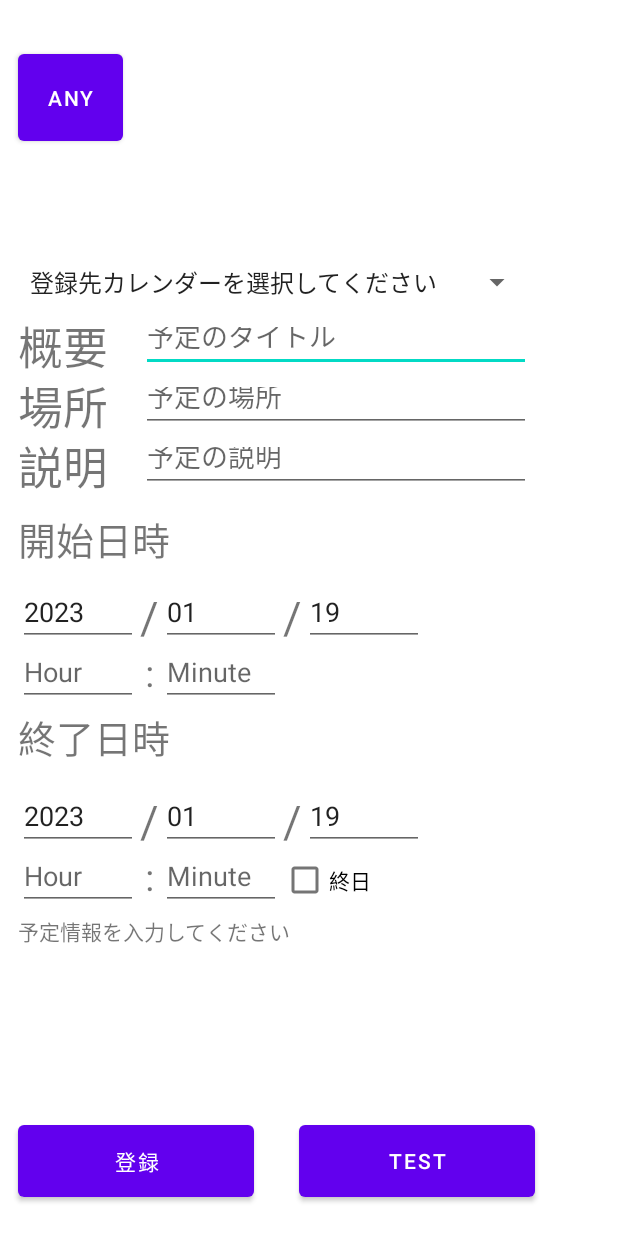
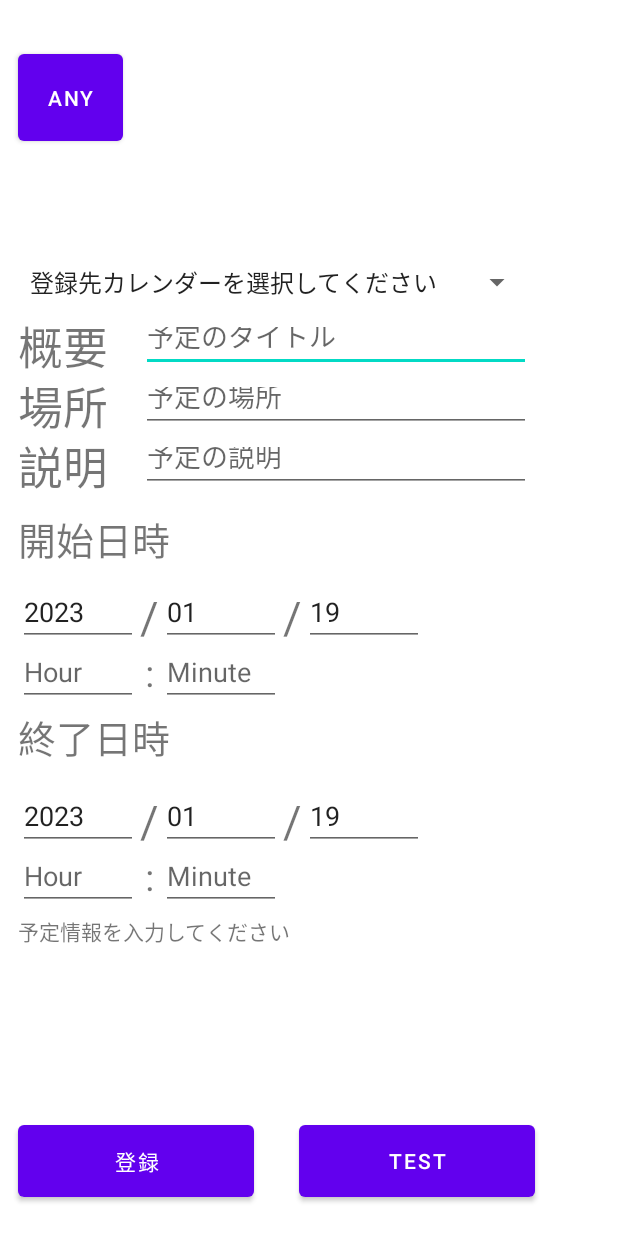
Before and after one commit to ryoupr/GCCMobile, an Android app: the screen it shows after launch (MainActivity), after a tap on "登録", on a phone screen of 412 x 824 dp. Run offline under Robolectric (Android 15) with nearby library versions, the phone set to English and light mode, and no system bars; 1 statement that could not run was skipped.

Commit message:
複数日程をFor文でまわしてます。

```diff
--- a/app/src/main/java/jp/ryou/gccmobile/MainActivity.kt
+++ b/app/src/main/java/jp/ryou/gccmobile/MainActivity.kt
@@ -168,6 +168,10 @@ class MainActivity : AppCompatActivity() {
             }
         }
 
+
+
+        val addEvent = findViewById<Button>(R.id.registrationBtn)
+        addEvent.setOnClickListener {
             //        ユーザー入力の受付
             val summary = findViewById<EditText>(R.id.enteredSummary)
             val location = findViewById<EditText>(R.id.enteredLocation)
@@ -182,11 +186,7 @@ class MainActivity : AppCompatActivity() {
             val eHour = findViewById<EditText>(R.id.endHourEdit)
             val sMinute = findViewById<EditText>(R.id.startMinuteEdit)
             val eMinute = findViewById<EditText>(R.id.endMinuteEdit)
-        val allDay = findViewById<CheckBox>(R.id.allDayCheckBox)
 
-
-        val addEvent = findViewById<Button>(R.id.registrationBtn)
-        addEvent.setOnClickListener {
             //カレンダーIDの特定
             //calendarIdNameListから選択されたカレンダー名（文字列）を検索し、インデックスから１引けばIDとなるはず。
             var calendarId : Int? = null
@@ -197,15 +197,57 @@ class MainActivity : AppCompatActivity() {
                 calendarId = calendarIdNameList[index].toInt()
             }
 
-            //イベント開始・終了時間を設定
+            //入力された情報を文字列として取り出し。
+            val sYearTxt = sYear.text.toString()
+            val eYearTxt = eYear.text.toString()
+            val sMonthTxt = sMonth.text.toString()
+            val eMonthTxt = eMonth.text.toString()
+            var sDayTxt = sDay.text.toString()
+            var eDayTxt = eDay.text.toString()
+            var sHourTxt = sHour.text.toString()
+            var eHourTxt = eHour.text.toString()
+            var sMinuteTxt = sMinute.text.toString()
+            var eMinuteTxt = eMinute.text.toString()
+            //時間は初期値を設けていないので時間を指定しなかった場合は１２時に登録されるようにする（暫定処理）
+            if (sHourTxt == ""){
+                sHourTxt = "12"
+            }
+            if (eHourTxt == ""){
+                eHourTxt = "12"
+            }
+            if (sMinuteTxt == ""){
+                sMinuteTxt = "0"
+            }
+            if (eMinuteTxt == "") {
+                eMinuteTxt = "0"
+            }
+
+            //まずはsDay,eDayをスプリットして要素数-1でForを回す。
+            var sDaySplit = sDayTxt.split(",")
+            var eDaySplit = eDayTxt.split(",")
+
+            //for用のIndexを作成
+            val sDayIndexMax = sDaySplit.size-1
+            val eDayIndexMax = eDaySplit.size-1
+
+            //sDayとeDayの要素数が異なる（おそらく開始日にのみ複数日程を入力）場合にはsDay=eDayの処理を行う。
+            if (sDaySplit.size != eDaySplit.size){
+                eDaySplit = sDaySplit
+            }
+            for (i in 0..sDayIndexMax){
+                //日付情報をIndexをもとに設定
+                sDayTxt = sDaySplit[i]
+                eDayTxt = eDaySplit[i]
+
+//                イベント開始・終了時間を設定
                 var  startMillis : Long = 0
                 var  endMillis : Long  = 0
                 var beginTime : Calendar = Calendar.getInstance()
                 //月は指定した値+1月が予定追加の対象になる
-            beginTime.set(2023, 2, 1, 10, 0)
+                beginTime.set(sYearTxt.toInt(),sMonthTxt.toInt(),sDayTxt.toInt(),sHourTxt.toInt(),sMinuteTxt.toInt())
                 startMillis = beginTime.getTimeInMillis()
                 var endTime : Calendar = Calendar.getInstance()
-            endTime.set(2023, 2, 1, 14, 0)
+                endTime.set(eYearTxt.toInt(), eMonthTxt.toInt()-1, eDayTxt.toInt(),eHourTxt.toInt(),eMinuteTxt.toInt())
                 endMillis = endTime.getTimeInMillis();
 
                 println("-----入力された情報----------------------------------------------")
@@ -214,15 +256,14 @@ class MainActivity : AppCompatActivity() {
                 println("description = ${description.text}")
                 println("sYear = ${sYear.text}")
                 println("sMonth = ${sMonth.text}")
-            println("sDay = ${sDay.text}")
+                println("sDay = $sDayTxt")
                 println("sHour = ${sHour.text}")
                 println("sMinute = ${sMinute.text}")
                 println("eYear = ${eYear.text}")
                 println("eMonth = ${eMonth.text}")
-            println("eDay = ${eDay.text}")
+                println("eDay = $eDayTxt")
                 println("eHour = ${eHour.text}")
                 println("eMinute = ${eMinute.text}")
-            println("allDay = ${allDay.text}")
                 println("calendaId = $calendarId")
                 println("--------------------------------------------------------------")
 
@@ -245,6 +286,8 @@ class MainActivity : AppCompatActivity() {
                 }else {
                     Toast.makeText(this, "登録先カレンダーを選択してください", Toast.LENGTH_SHORT).show()
                 }
+            }
+
         }
 
 
@@ -293,11 +336,5 @@ class MainActivity : AppCompatActivity() {
             eMonth.setText(thisMonth)
             sDay.setText(thisDay)
             eDay.setText(thisDay)
-
-
-
-
-
-
         }
     }
--- a/app/src/main/res/layout/activity_main.xml
+++ b/app/src/main/res/layout/activity_main.xml
@@ -38,15 +38,6 @@
         app:layout_constraintStart_toEndOf="@+id/summary"
         app:layout_constraintTop_toTopOf="@+id/summary" />
 
-    <CheckBox
-        android:id="@+id/allDayCheckBox"
-        android:layout_width="80dp"
-        android:layout_height="40dp"
-        android:checked="false"
-        android:text="@string/allDay"
-        app:layout_constraintLeft_toRightOf="@id/endMinuteEdit"
-        app:layout_constraintTop_toBottomOf="@+id/endDayEdit" />
-
     <TextView
         android:id="@+id/endSlash2Text"
         android:layout_width="15dp"
@@ -74,7 +65,7 @@
         android:layout_width="80dp"
         android:layout_height="40dp"
         android:hint="@string/day"
-        android:inputType="number"
+        android:inputType="text"
         app:layout_constraintLeft_toLeftOf="@id/endYearEdit"
         app:layout_constraintStart_toEndOf="@+id/endSlash2Text"
         app:layout_constraintTop_toTopOf="@+id/endYearEdit" />
@@ -161,7 +152,7 @@
         android:layout_width="80dp"
         android:layout_height="40dp"
         android:hint="@string/day"
-        android:inputType="number"
+        android:inputType="text"
         app:layout_constraintLeft_toLeftOf="@id/startYearEdit"
         app:layout_constraintStart_toEndOf="@+id/startSlash2Text"
         app:layout_constraintTop_toTopOf="@+id/startYearEdit" />
--- a/build.gradle
+++ b/build.gradle
@@ -1,6 +1,6 @@
 // Top-level build file where you can add configuration options common to all sub-projects/modules.
 plugins {
-    id 'com.android.application' version '7.3.1' apply false
-    id 'com.android.library' version '7.3.1' apply false
+    id 'com.android.application' version '7.4.0' apply false
+    id 'com.android.library' version '7.4.0' apply false
     id 'org.jetbrains.kotlin.android' version '1.7.20' apply false
 }
```
Also changed, not shown: app/src/main/java/jp/ryou/gccmobile/TestActivity.kt (+21 -0 lines), app/src/main/res/layout/activity_test.xml (+28 -0 lines), gradle/wrapper/gradle-wrapper.properties. Lines whose indentation alone changed are shown as unchanged.
